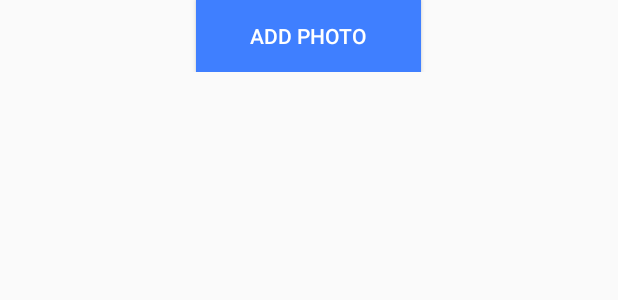
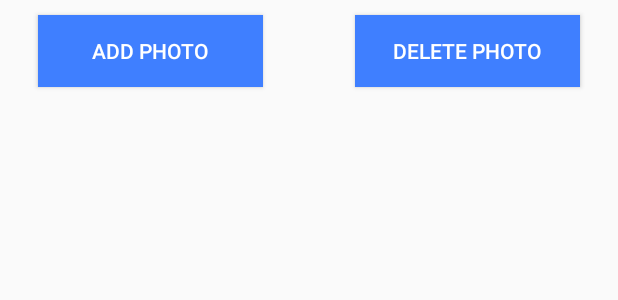
Before and after one commit to Matthancock03/cmpe137_project, an Android app: the layout fragment_album_view.xml on its own in the app's theme, with its tools: preview values and no code run, on a phone screen of 412 x 824 dp. Shown: the top 300 px of the screen. Run offline under Robolectric (Android 15) with nearby library versions, the phone set to English and light mode, and no system bars.

Commit message:
Added add/delete buttons

```diff
--- a/PicMe/app/src/main/res/layout/fragment_album_view.xml
+++ b/PicMe/app/src/main/res/layout/fragment_album_view.xml
@@ -2,7 +2,7 @@
     xmlns:android="http://schemas.android.com/apk/res/android"
     xmlns:tools="http://schemas.android.com/tools"
     android:layout_width="match_parent"
-    android:layout_height="wrap_content">
+    android:layout_height="match_parent">
 
     <GridView
         android:layout_width="match_parent"
@@ -20,13 +20,29 @@
         android:layout_width="wrap_content"
         android:layout_height="wrap_content"
         android:text="@string/addPhoto"
-        android:id="@+id/button"
+        android:id="@+id/addphoto"
         android:layout_gravity="center_horizontal|bottom"
         android:width="150dp"
         android:background="#3f7fff"
         android:textColor="#ffffff"
+        android:layout_marginStart="25dp"
         android:layout_below="@+id/gridview"
-        android:layout_centerHorizontal="true" />
+        android:layout_alignParentStart="true"
+        android:layout_marginTop="10dp" />
+
+    <Button
+        android:layout_width="wrap_content"
+        android:layout_height="wrap_content"
+        android:text="@string/deletePhoto"
+        android:id="@+id/deletephoto"
+        android:layout_gravity="center_horizontal|bottom"
+        android:width="150dp"
+        android:background="#3f7fff"
+        android:textColor="#ffffff"
+        android:layout_marginEnd="25dp"
+        android:layout_below="@+id/gridview"
+        android:layout_alignParentEnd="true"
+        android:layout_marginTop="10dp" />
 
 
 </RelativeLayout>
--- a/PicMe/app/src/main/res/values/strings.xml
+++ b/PicMe/app/src/main/res/values/strings.xml
@@ -24,4 +24,5 @@
     <string name="friends_button">Friends</string>
     <string name="uploadImage">Upload Image</string>
     <string name="addPhoto">Add Photo</string>
+    <string name="deletePhoto">Delete Photo</string>
 </resources>
```
Also changed, not shown: PicMe/app/src/main/java/com/example/misanthropic/picme/AlbumViewFragment.java (+47 -1 lines), PicMe/app/src/main/java/com/example/misanthropic/picme/ImageAdapter.java (added, +50 -0 lines).
